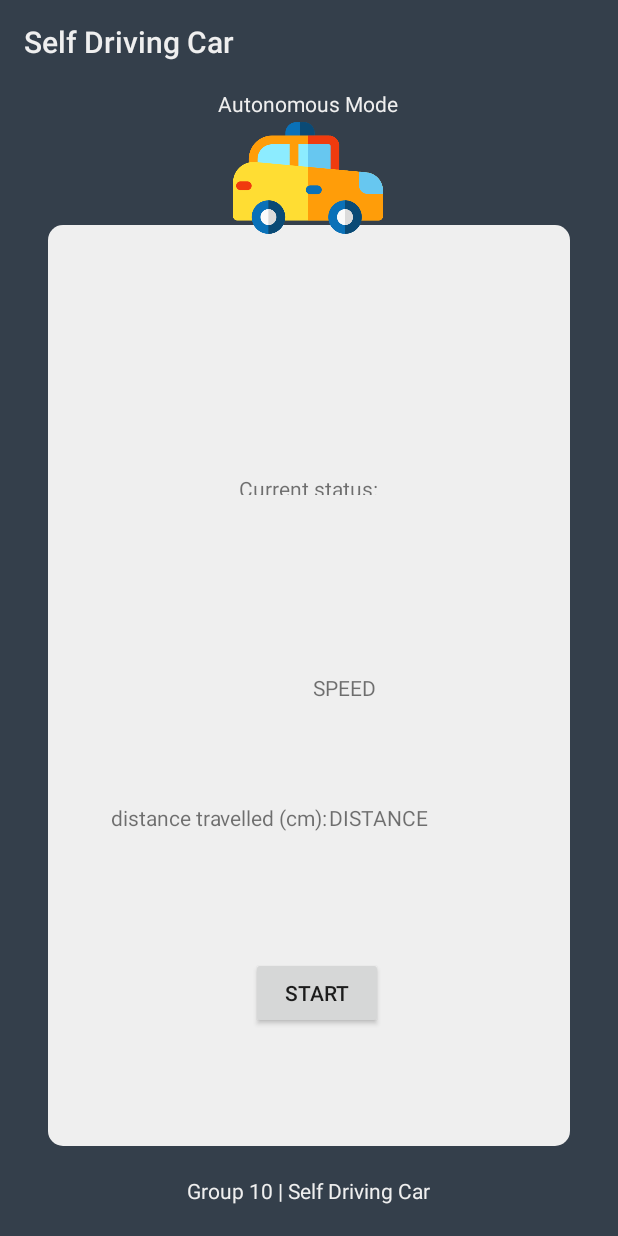
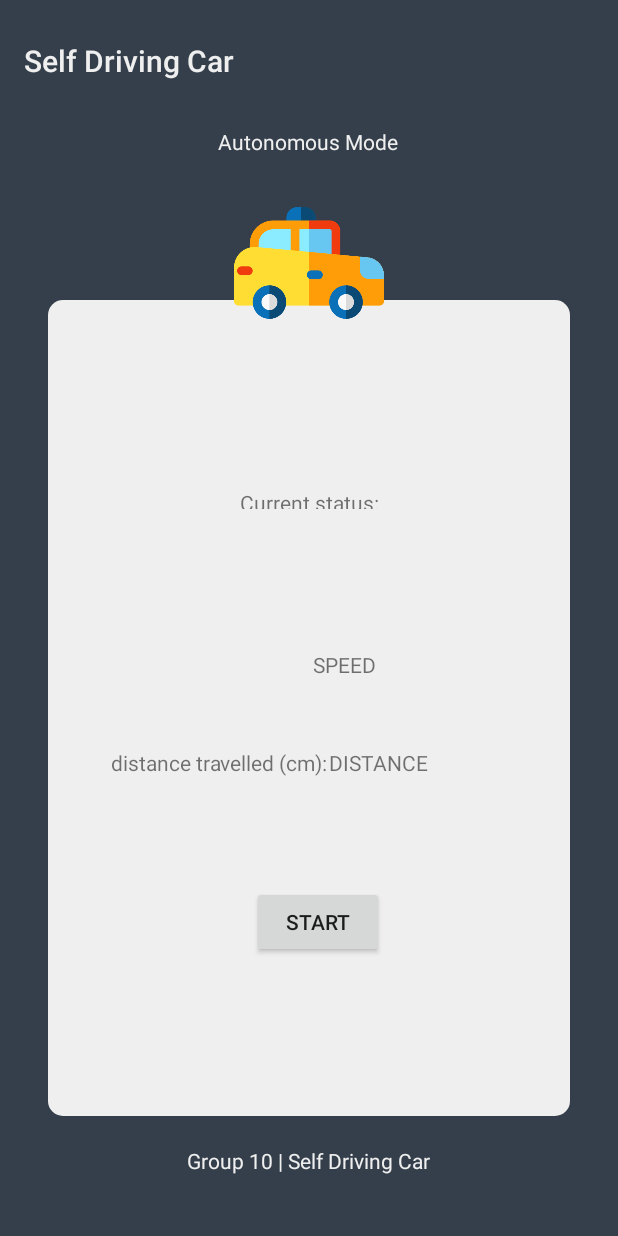
Before and after one commit to DIT112-V19/group-10, an Android app: the AutonomousMode screen opened directly, with no data from a screen before it, on a phone screen of 412 x 824 dp. Run offline under Robolectric (Android 15) with nearby library versions, the light colour scheme and no system bars.

Commit message:
fix: adjusted layouts for consistency between home and auto screen

```diff
--- a/carMobileApp/app/src/main/res/layout/activity_autonomous_mode.xml
+++ b/carMobileApp/app/src/main/res/layout/activity_autonomous_mode.xml
@@ -27,14 +27,12 @@
         android:layout_height="0dp"
         android:layout_marginStart="32dp"
         android:layout_marginLeft="32dp"
-        android:layout_marginTop="150dp"
+        android:layout_marginTop="200dp"
         android:layout_marginEnd="32dp"
         android:layout_marginRight="32dp"
-        android:layout_marginBottom="60dp"
+        android:layout_marginBottom="80dp"
         android:width="100dp"
         android:height="100dp"
-        android:background="@color/colorBackgroundDark"
-        android:theme="@style/AppTheme.AppBarOverlay"
         app:layout_constraintBottom_toBottomOf="parent"
         app:layout_constraintEnd_toEndOf="parent"
         app:layout_constraintHorizontal_bias="0.0"
@@ -77,15 +75,15 @@
         app:layout_constraintTop_toBottomOf="@+id/lightBackground" />
 
     <ImageView
-        android:id="@+id/logo"
+        android:id="@+id/carLogo"
         android:layout_width="100dp"
         android:layout_height="100dp"
         android:layout_centerHorizontal="true"
-        android:layout_marginTop="8dp"
+        android:layout_marginTop="150dp"
         app:layout_constraintBottom_toTopOf="@+id/lightBackground"
-        app:layout_constraintEnd_toEndOf="@+id/header"
-        app:layout_constraintStart_toStartOf="@+id/header"
-        app:layout_constraintTop_toBottomOf="@+id/header"
+        app:layout_constraintEnd_toEndOf="@+id/lightBackground"
+        app:layout_constraintStart_toStartOf="@+id/lightBackground"
+        app:layout_constraintTop_toTopOf="parent"
         app:srcCompat="@drawable/taxi"
         tools:ignore="ContentDescription" />
 
@@ -97,8 +95,8 @@
         android:layout_marginBottom="350dp"
         android:text="@string/current_status"
         app:layout_constraintBottom_toTopOf="@+id/footer"
-        app:layout_constraintEnd_toEndOf="@+id/logo"
-        app:layout_constraintStart_toStartOf="@+id/logo"
+        app:layout_constraintEnd_toEndOf="@+id/carLogo"
+        app:layout_constraintStart_toStartOf="@+id/carLogo"
         app:layout_constraintTop_toTopOf="@+id/lightBackground"
         app:layout_constraintVertical_bias="0.585" />
 
@@ -110,22 +108,21 @@
         android:layout_marginBottom="395dp"
         android:text="@string/initial_status"
         app:layout_constraintBottom_toBottomOf="@+id/lightBackground"
-        app:layout_constraintEnd_toEndOf="@+id/logo"
-        app:layout_constraintStart_toStartOf="@+id/logo"
+        app:layout_constraintEnd_toEndOf="@+id/carLogo"
+        app:layout_constraintStart_toStartOf="@+id/carLogo"
         app:layout_constraintTop_toBottomOf="@+id/currentStatus" />
 
     <Button
         android:id="@+id/button"
         android:layout_width="wrap_content"
         android:layout_height="wrap_content"
-        android:layout_marginTop="200dp"
         android:onClick="toggleButton"
         android:text="@string/start"
         app:layout_constraintBottom_toBottomOf="@+id/lightBackground"
-        app:layout_constraintEnd_toEndOf="@+id/logo"
+        app:layout_constraintEnd_toEndOf="@+id/carLogo"
         app:layout_constraintHorizontal_bias="1.0"
-        app:layout_constraintStart_toStartOf="@+id/logo"
-        app:layout_constraintTop_toBottomOf="@+id/logo"
+        app:layout_constraintStart_toStartOf="@+id/carLogo"
+        app:layout_constraintTop_toBottomOf="@+id/carLogo"
         app:layout_constraintVertical_bias="0.776" />
 
     <TextView
--- a/carMobileApp/app/src/main/res/layout/activity_main.xml
+++ b/carMobileApp/app/src/main/res/layout/activity_main.xml
@@ -2,7 +2,6 @@
 <android.support.constraint.ConstraintLayout xmlns:android="http://schemas.android.com/apk/res/android"
     xmlns:app="http://schemas.android.com/apk/res-auto"
     xmlns:tools="http://schemas.android.com/tools"
-    android:id="@+id/logo"
     android:layout_width="match_parent"
     android:layout_height="match_parent"
     android:background="@color/colorBackgroundDark"
@@ -63,11 +62,11 @@
         android:layout_width="100dp"
         android:layout_height="100dp"
         android:layout_centerHorizontal="true"
-        android:layout_marginTop="8dp"
+        android:layout_marginTop="150dp"
         app:layout_constraintBottom_toTopOf="@+id/lightBackground"
-        app:layout_constraintEnd_toEndOf="@+id/title"
-        app:layout_constraintStart_toStartOf="@+id/title"
-        app:layout_constraintTop_toBottomOf="@+id/title"
+        app:layout_constraintEnd_toEndOf="@+id/lightBackground"
+        app:layout_constraintStart_toStartOf="@+id/lightBackground"
+        app:layout_constraintTop_toTopOf="parent"
         app:srcCompat="@drawable/taxi"
         tools:ignore="ContentDescription" />
 
```
